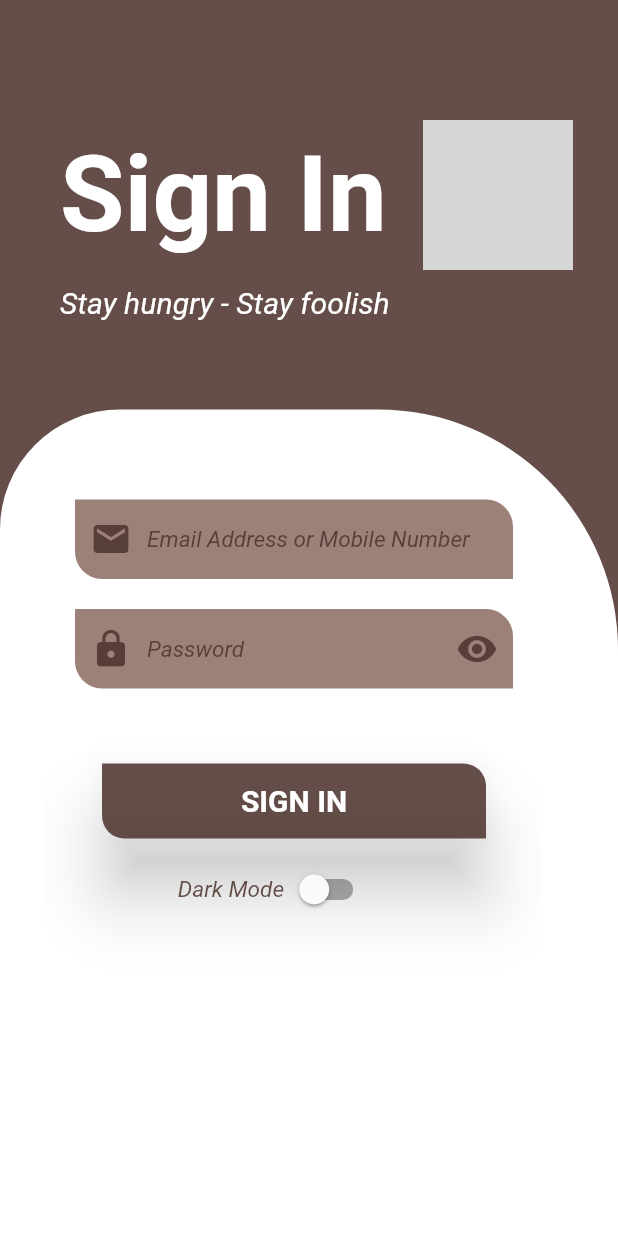
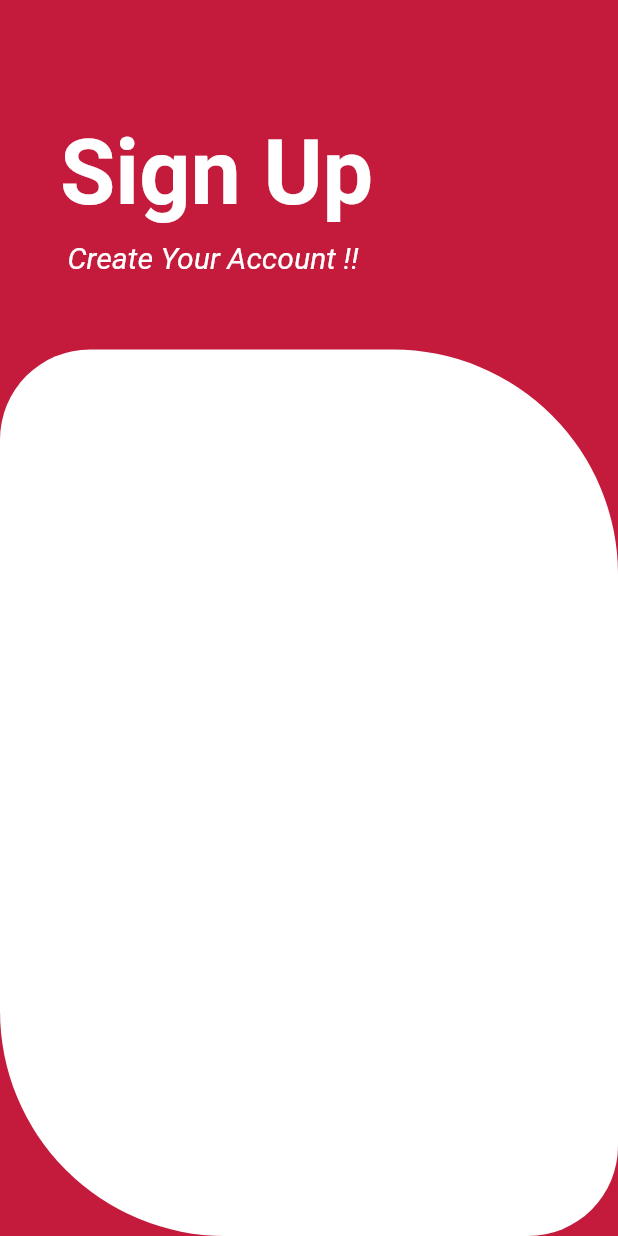
Before and after one commit to ThiemJson/Flutter_SignIn_SignUp_Page, a Flutter app: the screen it shows after launch, on a phone screen of 412 x 824 dp. Run offline on Flutter 3.47's test engine with Material 2 defaults, Android fonts, the phone set to English and light mode, and no system bars; grey boxes are pictures that could not be loaded.

Commit message:
Creat Form  Sign Up and logo

```diff
--- a/lib/SignIn.dart
+++ b/lib/SignIn.dart
@@ -1,4 +1,3 @@
-
 import 'dart:ui';
 import 'package:flutter/cupertino.dart';
 import 'package:flutter/material.dart';
@@ -36,7 +35,7 @@ class _MyAppState extends State<MyApp> {
 
   static var color_1 = (isSwitched)?Color(0xFFC41A3B):Color(0xDD4E342E);
   static var color_2 = (isSwitched)?Color(0xFFFBE0E6):Color(0xDD8D6E63);
-  static var color_3 = Color(0xFF1B1F32);
+  //static var color_3 = Color(0xFF1B1F32);
   var changeMode = "Dark Mode";
 
 
--- a/lib/SignUp.dart
+++ b/lib/SignUp.dart
@@ -0,0 +1,88 @@
+import 'package:flutter/material.dart';
+import 'package:flutter/widgets.dart';
+
+class SignUp extends StatefulWidget {
+  @override
+  _SignUpState createState() => _SignUpState();
+}
+
+class _SignUpState extends State<SignUp> {
+  @override
+  Widget build(BuildContext context) {
+    return MaterialApp(
+      title: 'Sign Up page',
+      debugShowCheckedModeBanner: false,
+      theme: ThemeData(
+        primaryColor: Color(0xFFC41A3B),
+        primaryColorLight: Color(0xFFFBE0E6),
+        accentColor: Color(0xFF1B1F32),
+      ),
+      home: MyApp(),
+    );
+  }
+}
+
+
+class MyApp extends StatefulWidget {
+  @override
+  _MyAppState createState() => _MyAppState();
+}
+
+class _MyAppState extends State<MyApp> {
+  static bool isSwitched = true;
+
+  static var color_1 = (isSwitched)?Color(0xFFC41A3B):Color(0xDD4E342E);
+  static var color_2 = (isSwitched)?Color(0xFFFBE0E6):Color(0xDD8D6E63);
+  //static var color_3 = Color(0xFF1B1F32);
+  var changeMode = "Dark Mode";
+  @override
+  Widget build(BuildContext context) {
+    return Scaffold(
+      appBar: null,
+      body: ConstrainedBox(
+        constraints: BoxConstraints(
+          maxHeight: MediaQuery.of(context).size.height,
+          maxWidth: MediaQuery.of(context).size.width,
+        ),
+        child: SingleChildScrollView(
+          child: Container(
+            height: MediaQuery.of(context).size.height,
+            width: MediaQuery.of(context).size.width,
+            decoration: BoxDecoration(
+              color: color_1
+            ),
+            child: Column(
+              crossAxisAlignment: CrossAxisAlignment.start,
+              children: <Widget>[
+                SizedBox(height: 80,),
+                Padding(
+                  padding: const EdgeInsets.only(left: 40),
+                  child: Text("Sign Up", style: TextStyle(fontSize: 60, color: Colors.white, fontWeight: FontWeight.bold),),
+                ),
+                SizedBox(height: 10,),
+                Padding(
+                  padding: const EdgeInsets.only(left: 45),
+                  child: Text('Create Your Account !!', style: TextStyle(fontSize: 20, color: Colors.white, fontStyle: FontStyle.italic),),
+                ),
+                Expanded(
+                  child: Container(
+                    margin: EdgeInsets.only(top: 50),
+                    decoration: BoxDecoration(
+                      color: Colors.white,
+                      borderRadius: BorderRadius.only(
+                        topLeft: Radius.circular(60),
+                        topRight: Radius.circular(150),
+                        bottomRight: Radius.circular(60),
+                        bottomLeft: Radius.circular(150)
+                      )
+                    ),
+                  ),
+                )
+              ],
+            ),
+          ),
+        ),
+      ),
+    );
+  }
+}
--- a/lib/main.dart
+++ b/lib/main.dart
@@ -1,4 +1,5 @@
 import 'package:flutter/material.dart';
 import 'SignIn.dart';
+import 'SignUp.dart';
 
-void main()=>runApp(SignIn());
+void main()=>runApp(SignUp());
--- a/pubspec.yaml
+++ b/pubspec.yaml
@@ -47,6 +47,7 @@ flutter:
   # To add assets to your application, add an assets section, like this:
   assets:
     - images/ThiemAvatar.jpg
+    - images/logo.jpg
   #   - images/a_dot_ham.jpeg
 
   # An image asset can refer to one or more resolution-specific "variants", see
```
Also changed, not shown: images/logo.jpg (added).
